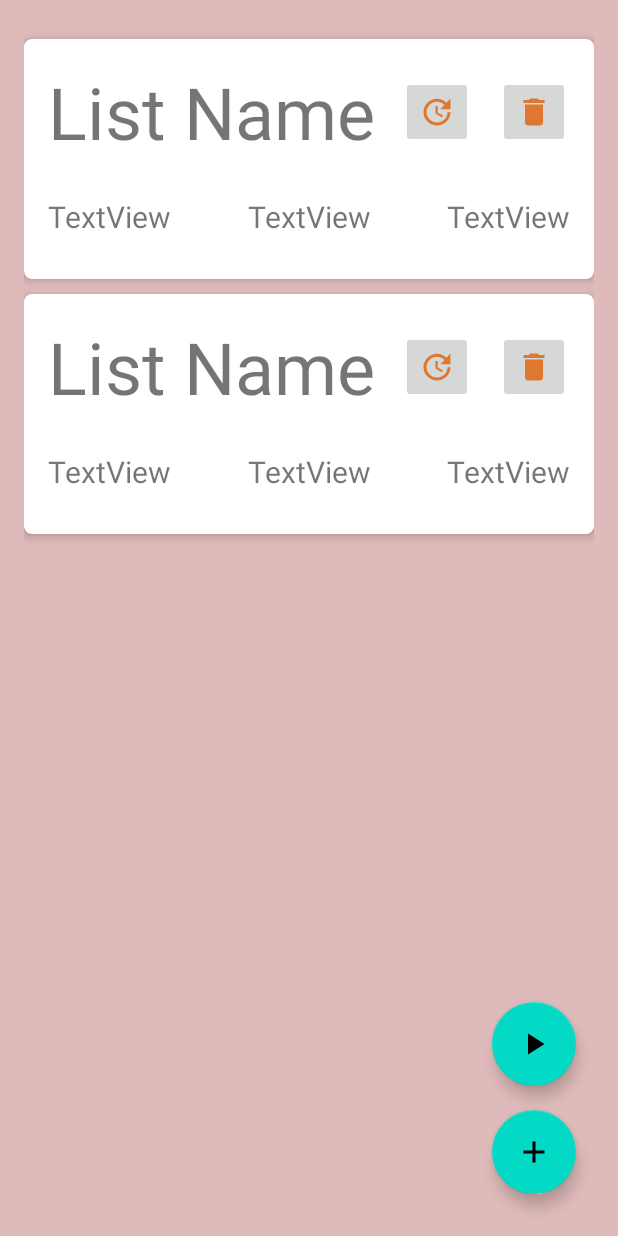
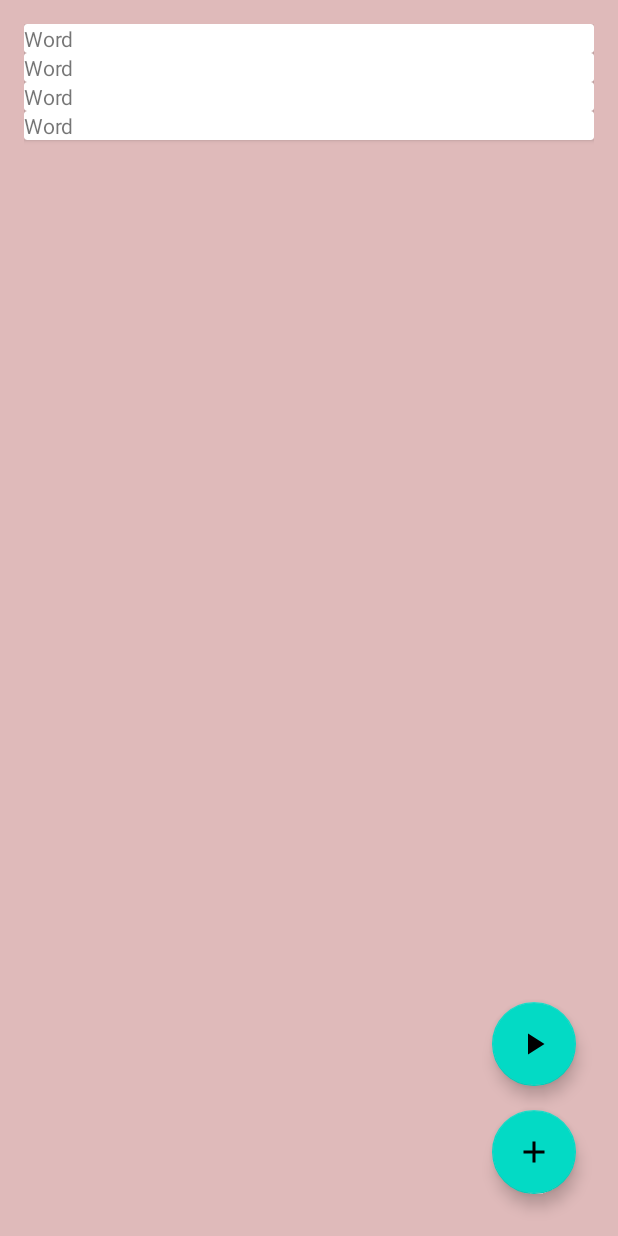
Before and after one commit to exismys/Vocab, an Android app: the screen it shows after launch (GroupActivity before the commit, WordListActivity after it), on a phone screen of 412 x 824 dp. Run offline under Robolectric (Android 15) with nearby library versions, the phone set to English and light mode, and no system bars.

Commit message:
Setup database to store groups and added a new activity to show list of words

```diff
--- a/app/src/main/java/com/example/vocab/WordListActivity.kt
+++ b/app/src/main/java/com/example/vocab/WordListActivity.kt
@@ -2,10 +2,19 @@ package com.example.vocab
 
 import androidx.appcompat.app.AppCompatActivity
 import android.os.Bundle
+import androidx.recyclerview.widget.LinearLayoutManager
+import androidx.recyclerview.widget.RecyclerView
 
 class WordListActivity : AppCompatActivity() {
+    private lateinit var rvWordList: RecyclerView
+    private lateinit var adapter: WordListAdapter
     override fun onCreate(savedInstanceState: Bundle?) {
         super.onCreate(savedInstanceState)
         setContentView(R.layout.activity_word_list)
+
+        rvWordList = findViewById(R.id.rv_wordList)
+        adapter = WordListAdapter(listOf("One", "Two", "Three", "Four"))
+        rvWordList.adapter = adapter
+        rvWordList.layoutManager = LinearLayoutManager(this)
     }
 }
--- /dev/null
+++ b/app/src/main/java/com/example/vocab/WordListAdapter.kt
@@ -0,0 +1,23 @@
+package com.example.vocab
+
+import android.view.LayoutInflater
+import android.view.View
+import android.view.ViewGroup
+import androidx.recyclerview.widget.RecyclerView
+
+class WordListAdapter(private var wordList: List<String>) : RecyclerView.Adapter<WordListAdapter.ViewHolder>() {
+
+    inner class ViewHolder(itemView: View) : RecyclerView.ViewHolder(itemView)
+
+    override fun onCreateViewHolder(parent: ViewGroup, viewType: Int): ViewHolder {
+        val view = LayoutInflater.from(parent.context).inflate(R.layout.item_word_list, parent, false)
+        return ViewHolder(view)
+    }
+
+    override fun onBindViewHolder(holder: ViewHolder, position: Int) {
+    }
+
+    override fun getItemCount(): Int {
+        return wordList.size
+    }
+}
--- a/app/src/main/java/com/example/vocab/models/Group.kt
+++ b/app/src/main/java/com/example/vocab/models/Group.kt
@@ -1,7 +1,11 @@
 package com.example.vocab.models
 
+import androidx.room.Entity
+import androidx.room.PrimaryKey
+
+@Entity(tableName = "group")
 data class Group(
-//    @PrimaryKey
+    @PrimaryKey
     val listName: String,
     val words: ArrayList<String>
 )
--- a/app/src/main/java/com/example/vocab/models/VocabDatabase.kt
+++ b/app/src/main/java/com/example/vocab/models/VocabDatabase.kt
@@ -2,8 +2,11 @@ package com.example.vocab.models
 
 import androidx.room.Database
 import androidx.room.RoomDatabase
+import androidx.room.TypeConverters
 
-@Database(entities = [Word::class], version = 1)
+@Database(entities = [Word::class, Group::class], version = 1)
+@TypeConverters(Converters::class)
 abstract class VocabDatabase: RoomDatabase() {
     abstract fun wordDAO(): WordDAO
+    abstract fun groupDAO(): GroupDAO
 }
--- a/app/src/main/res/layout/item_group.xml
+++ b/app/src/main/res/layout/item_group.xml
@@ -3,7 +3,7 @@
     xmlns:app="http://schemas.android.com/apk/res-auto"
     xmlns:tools="http://schemas.android.com/tools"
     android:layout_width="match_parent"
-    android:layout_height="160dp"
+    android:layout_height="wrap_content"
     android:layout_marginTop="10dp"
     app:cardCornerRadius="5dp"
     app:cardElevation="4dp">
--- a/app/src/main/res/layout/item_word_list.xml
+++ b/app/src/main/res/layout/item_word_list.xml
@@ -1,6 +1,13 @@
 <?xml version="1.0" encoding="utf-8"?>
-<androidx.constraintlayout.widget.ConstraintLayout xmlns:android="http://schemas.android.com/apk/res/android"
+<androidx.cardview.widget.CardView xmlns:android="http://schemas.android.com/apk/res/android"
     android:layout_width="match_parent"
-    android:layout_height="match_parent">
+    android:layout_height="wrap_content"
+    android:padding="16dp">
 
-</androidx.constraintlayout.widget.ConstraintLayout>
+    <TextView
+        android:id="@+id/tv_word"
+        android:layout_width="wrap_content"
+        android:layout_height="wrap_content"
+        android:text="Word"/>
+
+</androidx.cardview.widget.CardView>
```
Also changed, not shown: app/src/main/AndroidManifest.xml (+6 -1 lines), app/src/main/java/com/example/vocab/models/Converters.kt (added, +15 -0 lines), app/src/main/java/com/example/vocab/models/GroupDAO.kt (added, +19 -0 lines).
